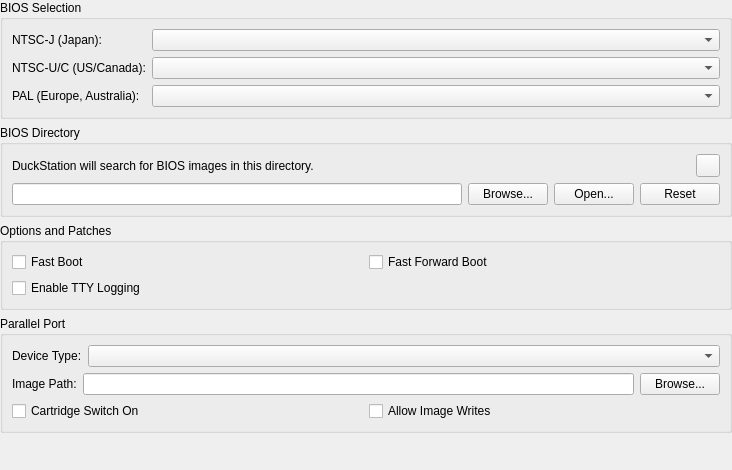
This is src/duckstation-qt/biossettingswidget.ui in kofxi3584karlayang/duckstation as Qt 5 draws it before an edit. The edited form follows.
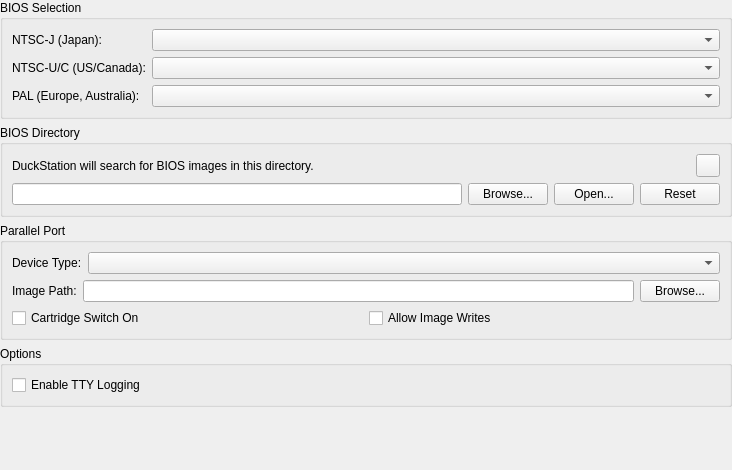
This is the edited form. Icons and pictures are not drawn.

Commit message:
Qt: Move fast boot/fast forward to console settings
Makes more sense there, and matches Android.

The edit to the form file:
```diff
--- a/src/duckstation-qt/biossettingswidget.ui
+++ b/src/duckstation-qt/biossettingswidget.ui
@@ -140,36 +140,6 @@
      </layout>
     </widget>
    </item>
-   <item>
-    <widget class="QGroupBox" name="groupBox_2">
-     <property name="title">
-      <string>Options and Patches</string>
-     </property>
-     <layout class="QGridLayout" name="gridLayout_2">
-      <item row="0" column="0">
-       <widget class="QCheckBox" name="fastBoot">
-        <property name="text">
-         <string>Fast Boot</string>
-        </property>
-       </widget>
-      </item>
-      <item row="1" column="0">
-       <widget class="QCheckBox" name="enableTTYLogging">
-        <property name="text">
-         <string>Enable TTY Logging</string>
-        </property>
-       </widget>
-      </item>
-      <item row="0" column="1">
-       <widget class="QCheckBox" name="fastForwardBoot">
-        <property name="text">
-         <string>Fast Forward Boot</string>
-        </property>
-       </widget>
-      </item>
-     </layout>
-    </widget>
-   </item>
    <item>
     <widget class="QGroupBox" name="pioGroupBox">
      <property name="title">
@@ -228,6 +198,22 @@
      </layout>
     </widget>
    </item>
+   <item>
+    <widget class="QGroupBox" name="groupBox_2">
+     <property name="title">
+      <string>Options</string>
+     </property>
+     <layout class="QGridLayout" name="gridLayout_2">
+      <item row="0" column="0">
+       <widget class="QCheckBox" name="enableTTYLogging">
+        <property name="text">
+         <string>Enable TTY Logging</string>
+        </property>
+       </widget>
+      </item>
+     </layout>
+    </widget>
+   </item>
    <item>
     <spacer name="verticalSpacer">
      <property name="orientation">
```
Left out of the diff: 42 changed lines with no effect on the pictures. The commit also changes 7 other files.
